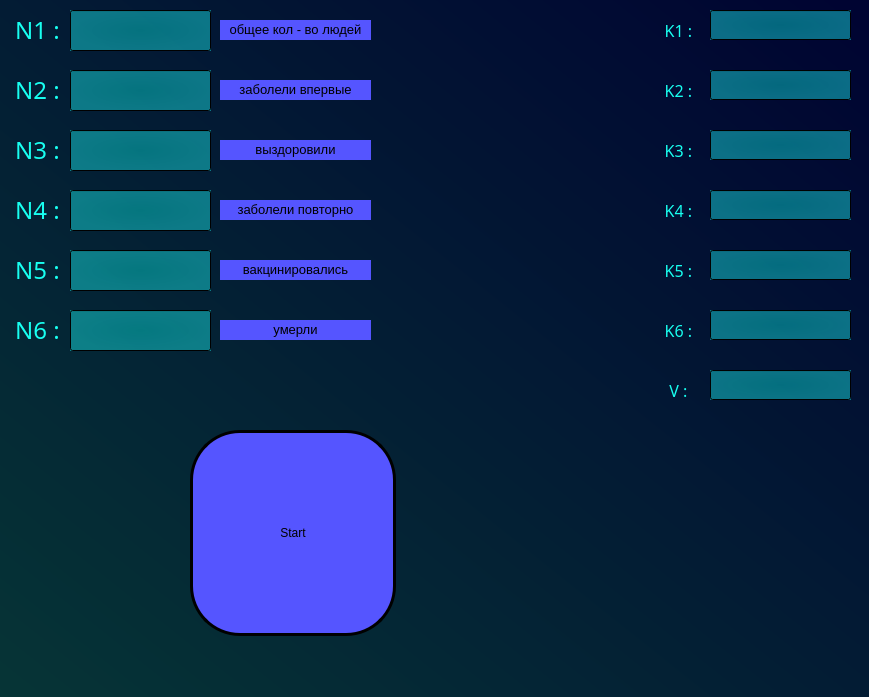
This is window.ui in V-L-A-P-P/EpidemicSimulation as Qt 5 draws it before an edit. The edited form follows.
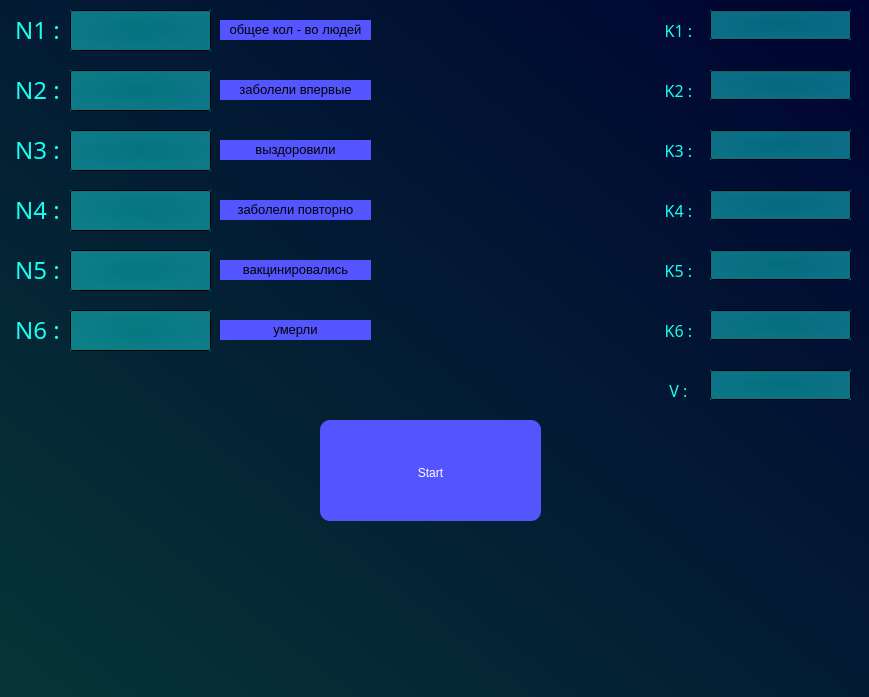
This is the edited form.

Patch:
```diff
--- a/window.ui
+++ b/window.ui
@@ -967,28 +967,36 @@
    <widget class="QPushButton" name="start_botton">
     <property name="geometry">
      <rect>
-      <x>190</x>
-      <y>430</y>
-      <width>206</width>
-      <height>206</height>
+      <x>320</x>
+      <y>420</y>
+      <width>221</width>
+      <height>101</height>
      </rect>
     </property>
     <property name="styleSheet">
-     <string notr="true">background-color: white;
-background-color: rgb(85, 85, 255);
-font: 20pt &quot;MS Shell Dlg 2&quot;;
- border-style: solid;
- border-width:3px;
- border-radius:50px;
- border-color: rgb(0, 0, 0);
- max-width:200px;
- max-height:200px;
- min-width:200px;
- min-height:200px;</string>
+     <string notr="true">QPushButton {
+	background-color: rgb(85, 85, 255);
+	font: 20pt &quot;MS Shell Dlg 2&quot;;
+	border:None;
+	padding-top: 5px;
+    color: rgb(255, 255, 255);
+	border-radius:10px;
+}
+
+QPushButton:hover {
+	background-color:rgb(78, 78, 236);
+}
+
+QPushButton:pressed {
+	background-color: rgb(70, 70, 211);
+}</string>
     </property>
     <property name="text">
      <string>Start</string>
     </property>
+    <property name="autoDefault">
+     <bool>false</bool>
+    </property>
    </widget>
    <zorder>label_2</zorder>
    <zorder>label</zorder>
```
Left out of the diff: 92 changed lines with no effect on the pictures.
